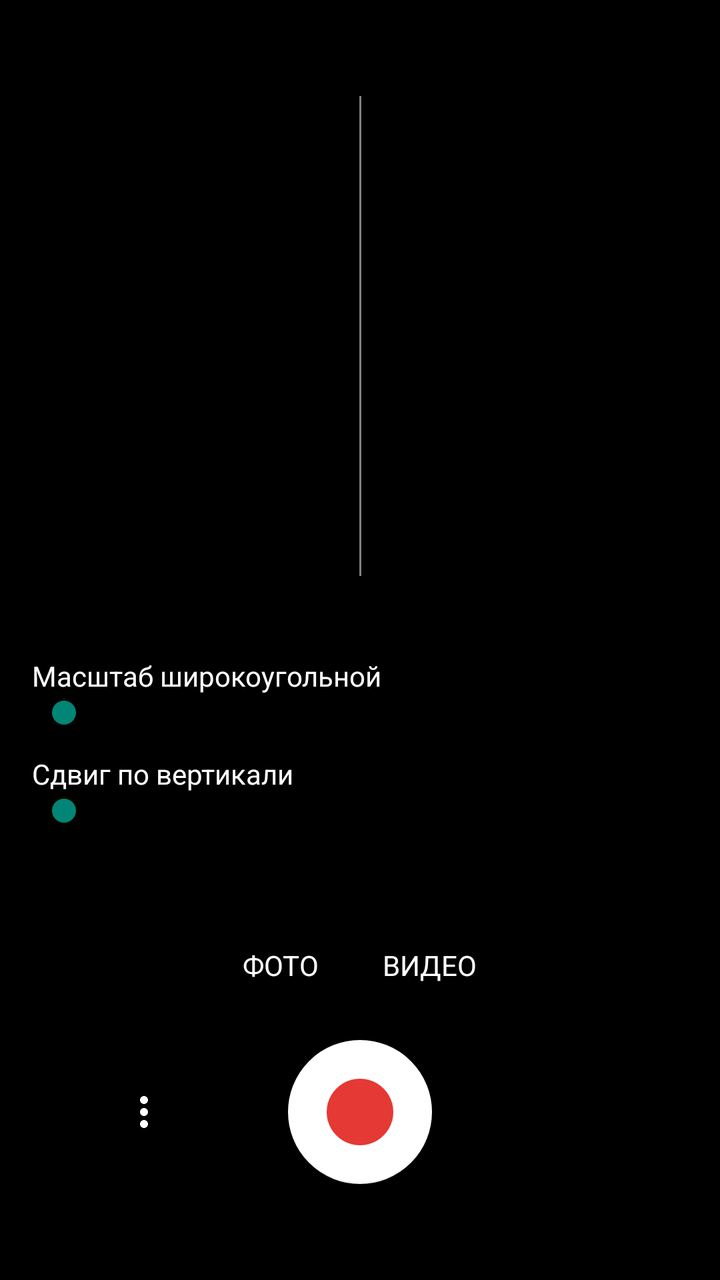
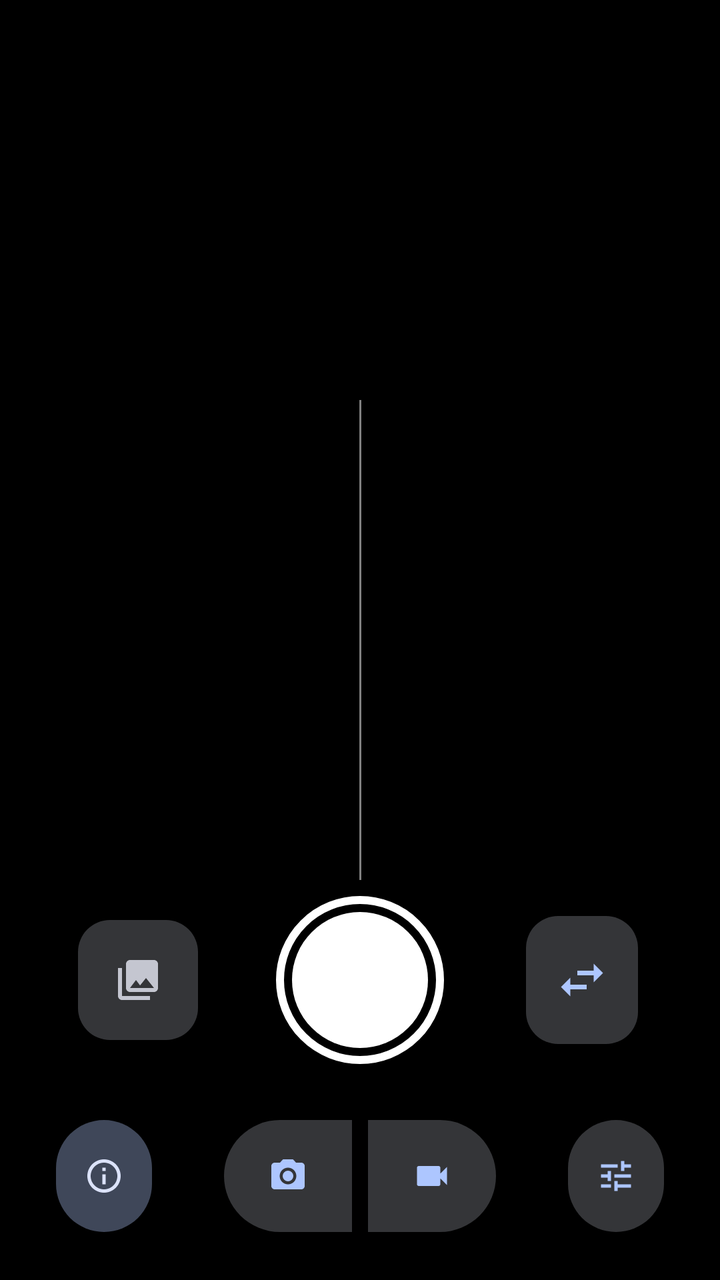

An Android layout rendered at two revisions. The XML below is the earlier revision; the diff shows what the commit changed to produce the second picture.
<!-- AndroidManifest.xml: application theme Theme.My3DCamera -->
<!-- res/layout/activity_main.xml -->
<?xml version="1.0" encoding="utf-8"?>
<androidx.constraintlayout.widget.ConstraintLayout xmlns:android="http://schemas.android.com/apk/res/android"
    xmlns:app="http://schemas.android.com/apk/res-auto"
    android:layout_width="match_parent"
    android:layout_height="match_parent"
    android:background="@color/black">

    <TextureView
        android:id="@+id/preview"
        android:layout_width="0dp"
        android:layout_height="0dp"
        android:layout_marginTop="48dp"
        app:layout_constraintDimensionRatio="3:2"
        app:layout_constraintEnd_toEndOf="parent"
        app:layout_constraintStart_toStartOf="parent"
        app:layout_constraintTop_toTopOf="parent" />

    <View
        android:id="@+id/eyeDivider"
        android:layout_width="1dp"
        android:layout_height="0dp"
        android:background="#80FFFFFF"
        app:layout_constraintBottom_toBottomOf="@id/preview"
        app:layout_constraintEnd_toEndOf="@id/preview"
        app:layout_constraintStart_toStartOf="@id/preview"
        app:layout_constraintTop_toTopOf="@id/preview" />

    <TextView
        android:id="@+id/recordingIndicator"
        android:layout_width="wrap_content"
        android:layout_height="wrap_content"
        android:layout_margin="8dp"
        android:background="#99000000"
        android:paddingHorizontal="8dp"
        android:paddingVertical="2dp"
        android:textColor="#FFFF4444"
        android:textStyle="bold"
        android:visibility="gone"
        app:layout_constraintStart_toStartOf="@id/preview"
        app:layout_constraintTop_toTopOf="@id/preview" />

    <TextView
        android:id="@+id/statusText"
        android:layout_width="0dp"
        android:layout_height="wrap_content"
        android:layout_marginHorizontal="16dp"
        android:layout_marginTop="8dp"
        android:gravity="center"
        android:textColor="#B3FFFFFF"
        android:textSize="12sp"
        app:layout_constraintEnd_toEndOf="parent"
        app:layout_constraintStart_toStartOf="parent"
        app:layout_constraintTop_toBottomOf="@id/preview" />

    <TextView
        android:id="@+id/warningText"
        android:layout_width="0dp"
        android:layout_height="wrap_content"
        android:layout_marginHorizontal="16dp"
        android:layout_marginTop="4dp"
        android:gravity="center"
        android:textColor="#FFFFB74D"
        android:textSize="13sp"
        android:visibility="gone"
        app:layout_constraintEnd_toEndOf="parent"
        app:layout_constraintStart_toStartOf="parent"
        app:layout_constraintTop_toBottomOf="@id/statusText" />

    <LinearLayout
        android:id="@+id/calibrationPanel"
        android:layout_width="0dp"
        android:layout_height="wrap_content"
        android:layout_marginTop="16dp"
        android:orientation="vertical"
        android:paddingHorizontal="16dp"
        app:layout_constraintEnd_toEndOf="parent"
        app:layout_constraintStart_toStartOf="parent"
        app:layout_constraintTop_toBottomOf="@id/warningText">

        <LinearLayout
            android:layout_width="match_parent"
            android:layout_height="wrap_content"
            android:orientation="horizontal">

            <TextView
                android:layout_width="0dp"
                android:layout_height="wrap_content"
                android:layout_weight="1"
                android:text="@string/calibration_scale"
                android:textColor="@color/white" />

            <TextView
                android:id="@+id/scaleValue"
                android:layout_width="wrap_content"
                android:layout_height="wrap_content"
                android:textColor="@color/white" />
        </LinearLayout>

        <SeekBar
            android:id="@+id/scaleSeekBar"
            android:layout_width="match_parent"
            android:layout_height="wrap_content"
            android:layout_marginBottom="12dp"
            android:max="200" />

        <LinearLayout
            android:layout_width="match_parent"
            android:layout_height="wrap_content"
            android:orientation="horizontal">

            <TextView
                android:layout_width="0dp"
                android:layout_height="wrap_content"
                android:layout_weight="1"
                android:text="@string/calibration_vertical"
                android:textColor="@color/white" />

            <TextView
                android:id="@+id/verticalValue"
                android:layout_width="wrap_content"
                android:layout_height="wrap_content"
                android:textColor="@color/white" />
        </LinearLayout>

        <SeekBar
            android:id="@+id/verticalSeekBar"
            android:layout_width="match_parent"
            android:layout_height="wrap_content"
            android:max="200" />
    </LinearLayout>

    <LinearLayout
        android:id="@+id/modeSwitch"
        android:layout_width="wrap_content"
        android:layout_height="wrap_content"
        android:layout_marginBottom="20dp"
        android:orientation="horizontal"
        app:layout_constraintBottom_toTopOf="@id/shutterButton"
        app:layout_constraintEnd_toEndOf="parent"
        app:layout_constraintStart_toStartOf="parent">

        <TextView
            android:id="@+id/photoModeButton"
            android:layout_width="wrap_content"
            android:layout_height="wrap_content"
            android:background="?attr/selectableItemBackground"
            android:paddingHorizontal="16dp"
            android:paddingVertical="8dp"
            android:text="@string/mode_photo"
            android:textAllCaps="true"
            android:textColor="@color/white" />

        <TextView
            android:id="@+id/videoModeButton"
            android:layout_width="wrap_content"
            android:layout_height="wrap_content"
            android:background="?attr/selectableItemBackground"
            android:paddingHorizontal="16dp"
            android:paddingVertical="8dp"
            android:text="@string/mode_video"
            android:textAllCaps="true"
            android:textColor="@color/white" />
    </LinearLayout>

    <ImageButton
        android:id="@+id/menuButton"
        android:layout_width="56dp"
        android:layout_height="56dp"
        android:background="?attr/selectableItemBackgroundBorderless"
        android:contentDescription="@string/menu"
        android:src="@drawable/ic_more"
        app:layout_constraintBottom_toBottomOf="@id/shutterButton"
        app:layout_constraintEnd_toStartOf="@id/shutterButton"
        app:layout_constraintStart_toStartOf="parent"
        app:layout_constraintTop_toTopOf="@id/shutterButton" />

    <com.google.android.material.floatingactionbutton.FloatingActionButton
        android:id="@+id/shutterButton"
        android:layout_width="wrap_content"
        android:layout_height="wrap_content"
        android:layout_marginBottom="48dp"
        android:contentDescription="@string/record_video"
        android:src="@drawable/ic_record"
        app:backgroundTint="@color/white"
        app:fabCustomSize="72dp"
        app:maxImageSize="40dp"
        app:layout_constraintBottom_toBottomOf="parent"
        app:layout_constraintEnd_toEndOf="parent"
        app:layout_constraintStart_toStartOf="parent" />

</androidx.constraintlayout.widget.ConstraintLayout>
<!-- resources referenced by this layout -->
<resources>
  <!-- drawable ic_more (drawable) -->
  <vector xmlns:android="http://schemas.android.com/apk/res/android"
      android:width="24dp"
      android:height="24dp"
      android:viewportWidth="24"
      android:viewportHeight="24">
      <path
          android:fillColor="#FFFFFFFF"
          android:pathData="M12,8c1.1,0 2,-0.9 2,-2s-0.9,-2 -2,-2 -2,0.9 -2,2 0.9,2 2,2zM12,10c-1.1,0 -2,0.9 -2,2s0.9,2 2,2 2,-0.9 2,-2 -0.9,-2 -2,-2zM12,16c-1.1,0 -2,0.9 -2,2s0.9,2 2,2 2,-0.9 2,-2 -0.9,-2 -2,-2z" />
  </vector>
  <!-- drawable ic_record (drawable) -->
  <vector xmlns:android="http://schemas.android.com/apk/res/android"
      android:width="24dp"
      android:height="24dp"
      android:viewportWidth="24"
      android:viewportHeight="24">
      <path
          android:fillColor="#FFE53935"
          android:pathData="M12,2a10,10 0,1 0,0.001 0z" />
  </vector>
  <string name="menu">Меню</string>
  <string name="record_video">Записать видео</string>
  <style name="Theme.My3DCamera" parent="Theme.AppCompat.Light.NoActionBar">
          
          <item name="colorPrimary">@color/purple_500</item>
          <item name="colorPrimaryVariant">@color/purple_700</item>
          <item name="colorOnPrimary">@color/white</item>
          
          <item name="colorSecondary">@color/teal_200</item>
          <item name="colorSecondaryVariant">@color/teal_700</item>
          <item name="colorOnSecondary">@color/black</item>
          
          <item name="android:statusBarColor">?attr/colorPrimaryVariant</item>
      </style>
  <color name="purple_500">#FF6200EE</color>
  <color name="purple_700">#FF3700B3</color>
  <color name="teal_200">#FF03DAC5</color>
  <color name="teal_700">#FF018786</color>
  <!-- unchanged entries left out for length: 6 -->
</resources>

<!-- the commit's change to res/layout/activity_main.xml (unified diff, before → after) -->
@@ -5,11 +5,26 @@
     android:layout_height="match_parent"
     android:background="@color/black">
 
+    
+    <TextView
+        android:id="@+id/statusText"
+        android:layout_width="0dp"
+        android:layout_height="wrap_content"
+        android:layout_marginHorizontal="24dp"
+        android:layout_marginTop="16dp"
+        android:fontFamily="sans-serif-medium"
+        android:gravity="center"
+        android:textColor="@color/text_secondary"
+        android:textSize="12sp"
+        app:layout_constraintEnd_toEndOf="parent"
+        app:layout_constraintStart_toStartOf="parent"
+        app:layout_constraintTop_toTopOf="parent" />
+
     <TextureView
         android:id="@+id/preview"
         android:layout_width="0dp"
         android:layout_height="0dp"
-        android:layout_marginTop="48dp"
+        app:layout_constraintBottom_toBottomOf="parent"
         app:layout_constraintDimensionRatio="3:2"
         app:layout_constraintEnd_toEndOf="parent"
         app:layout_constraintStart_toStartOf="parent"
@@ -29,163 +44,247 @@
         android:id="@+id/recordingIndicator"
         android:layout_width="wrap_content"
         android:layout_height="wrap_content"
-        android:layout_margin="8dp"
-        android:background="#99000000"
-        android:paddingHorizontal="8dp"
-        android:paddingVertical="2dp"
-        android:textColor="#FFFF4444"
-        android:textStyle="bold"
+        android:layout_marginBottom="12dp"
+        android:background="@drawable/bg_pill"
+        android:backgroundTint="@color/record_red"
+        android:fontFamily="sans-serif-medium"
+        android:paddingHorizontal="14dp"
+        android:paddingVertical="4dp"
+        android:textColor="@color/white"
+        android:textSize="15sp"
         android:visibility="gone"
-        app:layout_constraintStart_toStartOf="@id/preview"
-        app:layout_constraintTop_toTopOf="@id/preview" />
-
-    <TextView
-        android:id="@+id/statusText"
-        android:layout_width="0dp"
-        android:layout_height="wrap_content"
-        android:layout_marginHorizontal="16dp"
-        android:layout_marginTop="8dp"
-        android:gravity="center"
-        android:textColor="#B3FFFFFF"
-        android:textSize="12sp"
-        app:layout_constraintEnd_toEndOf="parent"
-        app:layout_constraintStart_toStartOf="parent"
-        app:layout_constraintTop_toBottomOf="@id/preview" />
+        app:layout_constraintBottom_toTopOf="@id/preview"
+        app:layout_constraintEnd_toEndOf="parent"
+        app:layout_constraintStart_toStartOf="parent" />
 
     <TextView
         android:id="@+id/warningText"
-        android:layout_width="0dp"
-        android:layout_height="wrap_content"
-        android:layout_marginHorizontal="16dp"
-        android:layout_marginTop="4dp"
+        android:layout_width="wrap_content"
+        android:layout_height="wrap_content"
+        android:layout_marginHorizontal="24dp"
+        android:layout_marginTop="12dp"
+        android:background="@drawable/bg_pill"
+        android:backgroundTint="?attr/colorErrorContainer"
+        android:fontFamily="sans-serif-medium"
         android:gravity="center"
-        android:textColor="#FFFFB74D"
+        android:paddingHorizontal="16dp"
+        android:paddingVertical="6dp"
+        android:textColor="?attr/colorOnErrorContainer"
         android:textSize="13sp"
         android:visibility="gone"
-        app:layout_constraintEnd_toEndOf="parent"
-        app:layout_constraintStart_toStartOf="parent"
-        app:layout_constraintTop_toBottomOf="@id/statusText" />
-
-    <LinearLayout
+        app:layout_constrainedWidth="true"
+        app:layout_constraintEnd_toEndOf="parent"
+        app:layout_constraintStart_toStartOf="parent"
+        app:layout_constraintTop_toBottomOf="@id/preview" />
+
+    
+    <com.google.android.material.card.MaterialCardView
         android:id="@+id/calibrationPanel"
+        style="?attr/materialCardViewFilledStyle"
         android:layout_width="0dp"
         android:layout_height="wrap_content"
-        android:layout_marginTop="16dp"
-        android:orientation="vertical"
-        android:paddingHorizontal="16dp"
-        app:layout_constraintEnd_toEndOf="parent"
-        app:layout_constraintStart_toStartOf="parent"
-        app:layout_constraintTop_toBottomOf="@id/warningText">
+        android:layout_marginHorizontal="16dp"
+        android:layout_marginBottom="24dp"
+        android:visibility="gone"
+        app:cardBackgroundColor="?attr/colorSurfaceContainerHigh"
+        app:cardCornerRadius="28dp"
+        app:layout_constraintBottom_toTopOf="@id/shutterButton"
+        app:layout_constraintEnd_toEndOf="parent"
+        app:layout_constraintStart_toStartOf="parent">
 
         <LinearLayout
             android:layout_width="match_parent"
             android:layout_height="wrap_content"
-            android:orientation="horizontal">
-
-            <TextView
-                android:layout_width="0dp"
-                android:layout_height="wrap_content"
-                android:layout_weight="1"
-                android:text="@string/calibration_scale"
-                android:textColor="@color/white" />
-
-            <TextView
-                android:id="@+id/scaleValue"
-                android:layout_width="wrap_content"
-                android:layout_height="wrap_content"
-                android:textColor="@color/white" />
+            android:orientation="vertical"
+            android:paddingStart="20dp"
+            android:paddingTop="8dp"
+            android:paddingEnd="12dp"
+            android:paddingBottom="8dp">
+
+            <LinearLayout
+                android:layout_width="match_parent"
+                android:layout_height="wrap_content"
+                android:gravity="center_vertical"
+                android:orientation="horizontal">
+
+                <TextView
+                    android:layout_width="0dp"
+                    android:layout_height="wrap_content"
+                    android:layout_weight="1"
+                    android:text="@string/calibration_title"
+                    android:textAppearance="?attr/textAppearanceTitleMedium" />
+
+                <com.google.android.material.button.MaterialButton
+                    android:id="@+id/resetCalibrationButton"
+                    style="?attr/borderlessButtonStyle"
+                    android:layout_width="wrap_content"
+                    android:layout_height="wrap_content"
+                    android:text="@string/reset_calibration" />
+            </LinearLayout>
+
+            <LinearLayout
+                android:layout_width="match_parent"
+                android:layout_height="wrap_content"
+                android:layout_marginEnd="8dp"
+                android:orientation="horizontal">
+
+                <TextView
+                    android:layout_width="0dp"
+                    android:layout_height="wrap_content"
+                    android:layout_weight="1"
+                    android:text="@string/calibration_scale"
+                    android:textAppearance="?attr/textAppearanceBodyMedium"
+                    android:textColor="?attr/colorOnSurfaceVariant" />
+
+                <TextView
+                    android:id="@+id/scaleValue"
+                    android:layout_width="wrap_content"
+                    android:layout_height="wrap_content"
+                    android:textAppearance="?attr/textAppearanceBodyMedium" />
+            </LinearLayout>
+
+            <com.google.android.material.slider.Slider
+                android:id="@+id/scaleSlider"
+                android:layout_width="match_parent"
+                android:layout_height="wrap_content"
+                android:contentDescription="@string/calibration_scale"
+                android:stepSize="1"
+                android:valueFrom="0"
+                android:valueTo="200"
+                app:labelBehavior="gone"
+                app:tickVisible="false" />
+
+            <LinearLayout
+                android:layout_width="match_parent"
+                android:layout_height="wrap_content"
+                android:layout_marginEnd="8dp"
+                android:orientation="horizontal">
+
+                <TextView
+                    android:layout_width="0dp"
+                    android:layout_height="wrap_content"
+                    android:layout_weight="1"
+                    android:text="@string/calibration_vertical"
+                    android:textAppearance="?attr/textAppearanceBodyMedium"
+                    android:textColor="?attr/colorOnSurfaceVariant" />
+
+                <TextView
+                    android:id="@+id/verticalValue"
+                    android:layout_width="wrap_content"
+                    android:layout_height="wrap_content"
+                    android:textAppearance="?attr/textAppearanceBodyMedium" />
+            </LinearLayout>
+
+            <com.google.android.material.slider.Slider
+                android:id="@+id/verticalSlider"
+                android:layout_width="match_parent"
+                android:layout_height="wrap_content"
+                android:contentDescription="@string/calibration_vertical"
+                android:stepSize="1"
+                android:valueFrom="0"
+                android:valueTo="200"
+                app:labelBehavior="gone"
+                app:tickVisible="false" />
         </LinearLayout>
-
-        <SeekBar
-            android:id="@+id/scaleSeekBar"
-            android:layout_width="match_parent"
-            android:layout_height="wrap_content"
-            android:layout_marginBottom="12dp"
-            android:max="200" />
-
-        <LinearLayout
-            android:layout_width="match_parent"
-            android:layout_height="wrap_content"
-            android:orientation="horizontal">
-
-            <TextView
-                android:layout_width="0dp"
-                android:layout_height="wrap_content"
-                android:layout_weight="1"
-                android:text="@string/calibration_vertical"
-                android:textColor="@color/white" />
-
-            <TextView
-                android:id="@+id/verticalValue"
-                android:layout_width="wrap_content"
-                android:layout_height="wrap_content"
-                android:textColor="@color/white" />
-        </LinearLayout>
-
-        <SeekBar
-            android:id="@+id/verticalSeekBar"
-            android:layout_width="match_parent"
-            android:layout_height="wrap_content"
-            android:max="200" />
-    </LinearLayout>
-
-    <LinearLayout
-        android:id="@+id/modeSwitch"
-        android:layout_width="wrap_content"
-        android:layout_height="wrap_content"
-        android:layout_marginBottom="20dp"
-        android:orientation="horizontal"
-        app:layout_constraintBottom_toTopOf="@id/shutterButton"
-        app:layout_constraintEnd_toEndOf="parent"
-        app:layout_constraintStart_toStartOf="parent">
-
-        <TextView
-            android:id="@+id/photoModeButton"
-            android:layout_width="wrap_content"
-            android:layout_height="wrap_content"
-            android:background="?attr/selectableItemBackground"
-            android:paddingHorizontal="16dp"
-            android:paddingVertical="8dp"
-            android:text="@string/mode_photo"
-            android:textAllCaps="true"
-            android:textColor="@color/white" />
-
-        <TextView
-            android:id="@+id/videoModeButton"
-            android:layout_width="wrap_content"
-            android:layout_height="wrap_content"
-            android:background="?attr/selectableItemBackground"
-            android:paddingHorizontal="16dp"
-            android:paddingVertical="8dp"
-            android:text="@string/mode_video"
-            android:textAllCaps="true"
-            android:textColor="@color/white" />
-    </LinearLayout>
+    </com.google.android.material.card.MaterialCardView>
+
+    
+    <com.google.android.material.imageview.ShapeableImageView
+        android:id="@+id/galleryButton"
+        android:layout_width="60dp"
+        android:layout_height="60dp"
+        android:background="?attr/colorSurfaceContainerHighest"
+        android:contentDescription="@string/open_gallery"
+        android:scaleType="center"
+        android:src="@drawable/ic_photo_library"
+        android:stateListAnimator="@animator/press_scale"
+        app:layout_constraintBottom_toBottomOf="@id/shutterButton"
+        app:layout_constraintEnd_toStartOf="@id/shutterButton"
+        app:layout_constraintStart_toStartOf="parent"
+        app:layout_constraintTop_toTopOf="@id/shutterButton"
+        app:shapeAppearanceOverlay="@style/ShapeAppearance.My3DCamera.Thumbnail"
+        app:tint="?attr/colorOnSurfaceVariant" />
 
     <ImageButton
-        android:id="@+id/menuButton"
+        android:id="@+id/shutterButton"
+        android:layout_width="84dp"
+        android:layout_height="84dp"
+        android:layout_marginBottom="28dp"
+        android:background="@null"
+        android:contentDescription="@string/take_photo"
+        android:scaleType="fitCenter"
+        android:src="@drawable/shutter_photo"
+        android:stateListAnimator="@animator/press_scale"
+        app:layout_constraintBottom_toTopOf="@id/modeSwitch"
+        app:layout_constraintEnd_toEndOf="parent"
+        app:layout_constraintStart_toStartOf="parent" />
+
+    <com.google.android.material.button.MaterialButton
+        android:id="@+id/swapEyesButton"
+        style="@style/Widget.My3DCamera.ToggleIconButton"
+        android:layout_width="64dp"
+        android:layout_height="64dp"
+        android:contentDescription="@string/swap_eyes"
+        app:icon="@drawable/ic_swap_eyes"
+        app:iconSize="28dp"
+        app:layout_constraintBottom_toBottomOf="@id/shutterButton"
+        app:layout_constraintEnd_toEndOf="parent"
+        app:layout_constraintStart_toEndOf="@id/shutterButton"
+        app:layout_constraintTop_toTopOf="@id/shutterButton"
+        app:shapeAppearance="?attr/shapeAppearanceCornerLarge" />
+
+    
+    <com.google.android.material.button.MaterialButton
+        android:id="@+id/aboutButton"
+        style="@style/Widget.My3DCamera.IconButton"
         android:layout_width="56dp"
         android:layout_height="56dp"
-        android:background="?attr/selectableItemBackgroundBorderless"
-        android:contentDescription="@string/menu"
-        android:src="@drawable/ic_more"
-        app:layout_constraintBottom_toBottomOf="@id/shutterButton"
-        app:layout_constraintEnd_toStartOf="@id/shutterButton"
-        app:layout_constraintStart_toStartOf="parent"
-        app:layout_constraintTop_toTopOf="@id/shutterButton" />
-
-    <com.google.android.material.floatingactionbutton.FloatingActionButton
-        android:id="@+id/shutterButton"
+        android:layout_marginStart="24dp"
+        android:contentDescription="@string/about"
+        app:icon="@drawable/ic_info"
+        app:layout_constraintBottom_toBottomOf="@id/modeSwitch"
+        app:layout_constraintStart_toStartOf="parent"
+        app:layout_constraintTop_toTopOf="@id/modeSwitch" />
+
+    <com.google.android.material.button.MaterialButtonToggleGroup
+        android:id="@+id/modeSwitch"
+        style="@style/Widget.Material3.MaterialButtonGroup.Connected"
         android:layout_width="wrap_content"
         android:layout_height="wrap_content"
-        android:layout_marginBottom="48dp"
-        android:contentDescription="@string/record_video"
-        android:src="@drawable/ic_record"
-        app:backgroundTint="@color/white"
-        app:fabCustomSize="72dp"
-        app:maxImageSize="40dp"
+        android:layout_marginBottom="24dp"
         app:layout_constraintBottom_toBottomOf="parent"
         app:layout_constraintEnd_toEndOf="parent"
-        app:layout_constraintStart_toStartOf="parent" />
+        app:layout_constraintStart_toStartOf="parent"
+        app:selectionRequired="true"
+        app:singleSelection="true">
+
+        <com.google.android.material.button.MaterialButton
+            android:id="@+id/photoModeButton"
+            style="@style/Widget.My3DCamera.ToggleIconButton"
+            android:layout_width="72dp"
+            android:layout_height="56dp"
+            android:contentDescription="@string/mode_photo"
+            app:icon="@drawable/ic_photo_camera" />
+
+        <com.google.android.material.button.MaterialButton
+            android:id="@+id/videoModeButton"
+            style="@style/Widget.My3DCamera.ToggleIconButton"
+            android:layout_width="72dp"
+            android:layout_height="56dp"
+            android:contentDescription="@string/mode_video"
+            app:icon="@drawable/ic_videocam" />
+    </com.google.android.material.button.MaterialButtonToggleGroup>
+
+    <com.google.android.material.button.MaterialButton
+        android:id="@+id/calibrationButton"
+        style="@style/Widget.My3DCamera.ToggleIconButton"
+        android:layout_width="56dp"
+        android:layout_height="56dp"
+        android:layout_marginEnd="24dp"
+        android:contentDescription="@string/calibration_title"
+        app:icon="@drawable/ic_tune"
+        app:layout_constraintBottom_toBottomOf="@id/modeSwitch"
+        app:layout_constraintEnd_toEndOf="parent"
+        app:layout_constraintTop_toTopOf="@id/modeSwitch" />
 
 </androidx.constraintlayout.widget.ConstraintLayout>
<!-- resource entries referenced after the edit -->
@@ -1,43 +1,117 @@
 <!-- resources referenced by this layout -->
 <resources>
-  <!-- drawable ic_more (drawable) -->
+  <color name="record_red">#FFE53935</color>
+  <color name="text_secondary">#B3FFFFFF</color>
+  <!-- drawable bg_pill (drawable) -->
+  <?xml version="1.0" encoding="utf-8"?>
+  <shape xmlns:android="http://schemas.android.com/apk/res/android" android:shape="rectangle">
+      <corners android:radius="100dp" />
+      <solid android:color="@color/white" />
+  </shape>
+  <!-- drawable ic_info (drawable) -->
   <vector xmlns:android="http://schemas.android.com/apk/res/android"
       android:width="24dp"
       android:height="24dp"
       android:viewportWidth="24"
       android:viewportHeight="24">
       <path
-          android:fillColor="#FFFFFFFF"
-          android:pathData="M12,8c1.1,0 2,-0.9 2,-2s-0.9,-2 -2,-2 -2,0.9 -2,2 0.9,2 2,2zM12,10c-1.1,0 -2,0.9 -2,2s0.9,2 2,2 2,-0.9 2,-2 -0.9,-2 -2,-2zM12,16c-1.1,0 -2,0.9 -2,2s0.9,2 2,2 2,-0.9 2,-2 -0.9,-2 -2,-2z" />
+          android:fillColor="@color/white"
+          android:pathData="M11,7h2v2h-2zM11,11h2v6h-2zM12,2C6.48,2 2,6.48 2,12s4.48,10 10,10 10,-4.48 10,-10S17.52,2 12,2zM12,20c-4.41,0 -8,-3.59 -8,-8s3.59,-8 8,-8 8,3.59 8,8 -3.59,8 -8,8z" />
   </vector>
-  <!-- drawable ic_record (drawable) -->
+  <!-- drawable ic_photo_camera (drawable) -->
   <vector xmlns:android="http://schemas.android.com/apk/res/android"
       android:width="24dp"
       android:height="24dp"
       android:viewportWidth="24"
       android:viewportHeight="24">
       <path
-          android:fillColor="#FFE53935"
-          android:pathData="M12,2a10,10 0,1 0,0.001 0z" />
+          android:fillColor="@color/white"
+          android:pathData="M12,15.2A3.2,3.2 0,1 0,12 8.8a3.2,3.2 0,1 0,0 6.4zM9,2L7.17,4H4c-1.1,0 -2,0.9 -2,2v12c0,1.1 0.9,2 2,2h16c1.1,0 2,-0.9 2,-2V6c0,-1.1 -0.9,-2 -2,-2h-3.17L15,2H9zM12,17c-2.76,0 -5,-2.24 -5,-5s2.24,-5 5,-5 5,2.24 5,5 -2.24,5 -5,5z" />
   </vector>
-  <string name="menu">Меню</string>
-  <string name="record_video">Записать видео</string>
-  <style name="Theme.My3DCamera" parent="Theme.AppCompat.Light.NoActionBar">
-          
-          <item name="colorPrimary">@color/purple_500</item>
-          <item name="colorPrimaryVariant">@color/purple_700</item>
-          <item name="colorOnPrimary">@color/white</item>
-          
-          <item name="colorSecondary">@color/teal_200</item>
-          <item name="colorSecondaryVariant">@color/teal_700</item>
-          <item name="colorOnSecondary">@color/black</item>
-          
-          <item name="android:statusBarColor">?attr/colorPrimaryVariant</item>
+  <!-- drawable ic_photo_library (drawable) -->
+  <vector xmlns:android="http://schemas.android.com/apk/res/android"
+      android:width="24dp"
+      android:height="24dp"
+      android:viewportWidth="24"
+      android:viewportHeight="24">
+      <path
+          android:fillColor="@color/white"
+          android:pathData="M22,16V4c0,-1.1 -0.9,-2 -2,-2H8c-1.1,0 -2,0.9 -2,2v12c0,1.1 0.9,2 2,2h12c1.1,0 2,-0.9 2,-2zM11,12l2.03,2.71L16,11l4,5H8l3,-4zM2,6v14c0,1.1 0.9,2 2,2h14v-2H4V6H2z" />
+  </vector>
+  <!-- drawable ic_swap_eyes (drawable) -->
+  <vector xmlns:android="http://schemas.android.com/apk/res/android"
+      android:width="24dp"
+      android:height="24dp"
+      android:viewportWidth="24"
+      android:viewportHeight="24">
+      <path
+          android:fillColor="@color/white"
+          android:pathData="M6.99,11L3,15l3.99,4v-3H14v-2H6.99v-3zM21,9l-3.99,-4v3H10v2h7.01v3L21,9z" />
+  </vector>
+  <!-- drawable ic_tune (drawable) -->
+  <vector xmlns:android="http://schemas.android.com/apk/res/android"
+      android:width="24dp"
+      android:height="24dp"
+      android:viewportWidth="24"
+      android:viewportHeight="24">
+      <path
+          android:fillColor="@color/white"
+          android:pathData="M3,17v2h6v-2H3zM3,5v2h10V5H3zM13,21v-2h8v-2h-8v-2h-2v6h2zM7,9v2H3v2h4v2h2V9H7zM21,13v-2H11v2h10zM15,9h2V7h4V5h-4V3h-2v6z" />
+  </vector>
+  <!-- drawable ic_videocam (drawable) -->
+  <vector xmlns:android="http://schemas.android.com/apk/res/android"
+      android:width="24dp"
+      android:height="24dp"
+      android:viewportWidth="24"
+      android:viewportHeight="24">
+      <path
+          android:fillColor="@color/white"
+          android:pathData="M17,10.5V7c0,-0.55 -0.45,-1 -1,-1H4c-0.55,0 -1,0.45 -1,1v10c0,0.55 0.45,1 1,1h12c0.55,0 1,-0.45 1,-1v-3.5l4,4v-11l-4,4z" />
+  </vector>
+  <!-- drawable shutter_photo (drawable) -->
+  <?xml version="1.0" encoding="utf-8"?>
+  <layer-list xmlns:android="http://schemas.android.com/apk/res/android">
+      <item>
+          <shape android:shape="oval">
+              <stroke android:width="4dp" android:color="@color/white" />
+          </shape>
+      </item>
+      <item android:bottom="8dp" android:left="8dp" android:right="8dp" android:top="8dp">
+          <shape android:shape="oval">
+              <solid android:color="@color/white" />
+          </shape>
+      </item>
+  </layer-list>
+  <string name="about">О камерах</string>
+  <string name="calibration_title">Совмещение глаз</string>
+  <string name="open_gallery">Открыть последний снимок</string>
+  <string name="reset_calibration">Сбросить</string>
+  <string name="swap_eyes">Поменять глаза местами</string>
+  <string name="take_photo">Сделать фото</string>
+  <style name="ShapeAppearance.My3DCamera.Thumbnail" parent="">
+          <item name="cornerFamily">rounded</item>
+          <item name="cornerSize">16dp</item>
       </style>
-  <color name="purple_500">#FF6200EE</color>
-  <color name="purple_700">#FF3700B3</color>
-  <color name="teal_200">#FF03DAC5</color>
-  <color name="teal_700">#FF018786</color>
+  <style name="Widget.My3DCamera.IconButton" parent="Widget.Material3.Button.IconButton.Filled.Tonal">
+          <item name="android:padding">0dp</item>
+          <item name="android:insetTop">0dp</item>
+          <item name="android:insetBottom">0dp</item>
+          <item name="iconGravity">textStart</item>
+          <item name="iconPadding">0dp</item>
+      </style>
+  <style name="Widget.My3DCamera.ToggleIconButton" parent="Widget.Material3.Button.IconButton.Filled">
+          <item name="android:checkable">true</item>
+          <item name="android:padding">0dp</item>
+          <item name="android:insetTop">0dp</item>
+          <item name="android:insetBottom">0dp</item>
+          <item name="iconGravity">textStart</item>
+          <item name="iconPadding">0dp</item>
+      </style>
+  <style name="Theme.My3DCamera" parent="Theme.Material3.DynamicColors.Dark.NoActionBar">
+          <item name="android:windowBackground">@color/black</item>
+          <item name="android:statusBarColor">@color/black</item>
+          <item name="android:navigationBarColor">@color/black</item>
+      </style>
   <!-- unchanged entries left out for length: 6 -->
 </resources>
 
